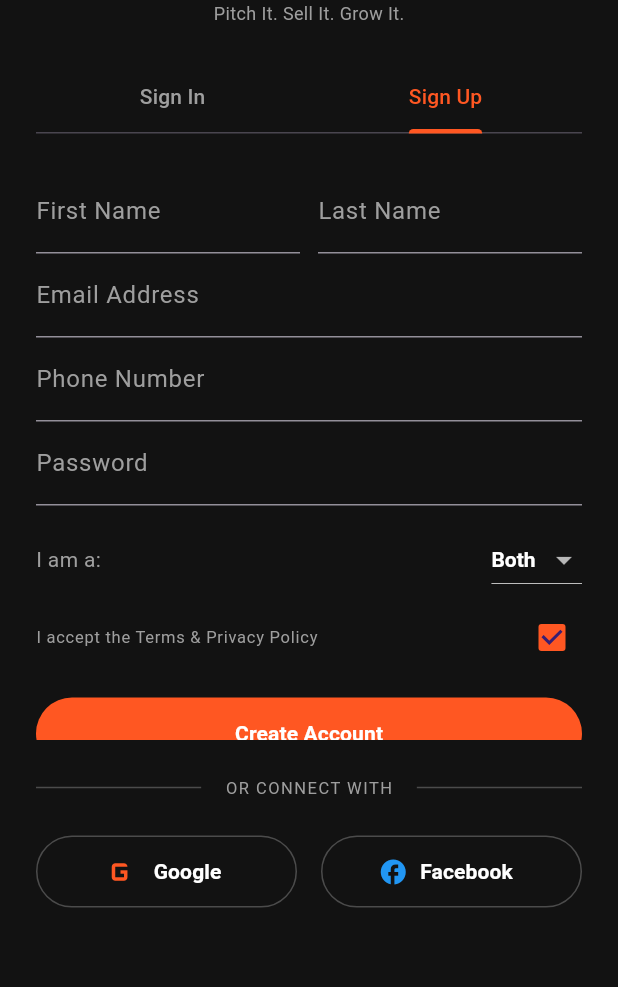
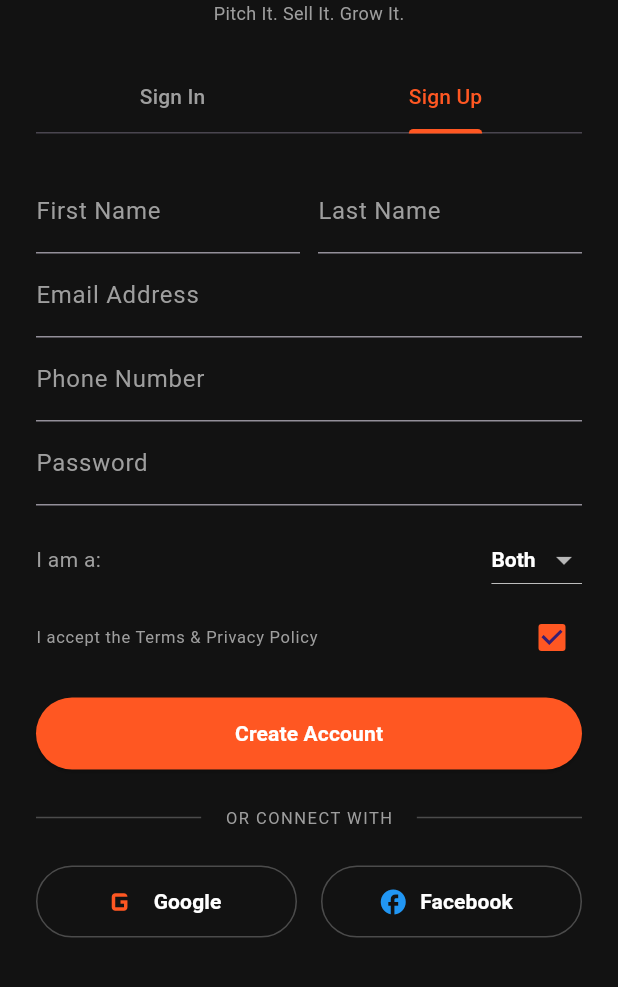
Before and after one commit to muhammadhaseeb6565-cmd/Pitch-and-Sell, a Flutter app: the WelcomeScreen screen opened directly, tab 2 chosen, on a phone screen of 412 x 824 dp, the part 249-1236 px from its top. Run offline on Flutter 3.47's test engine with Material 3 defaults, Android fonts, the phone set to English and light mode, and no system bars; our stand-ins replace image_picker, shared_preferences, socket_io_client, video_player; accounts and stored records are empty; network calls fail.

Commit message:
fix: resolve Map compilation error and improve login responsiveness

```diff
--- a/mobile_app/lib/screens/feed_screen.dart
+++ b/mobile_app/lib/screens/feed_screen.dart
@@ -269,7 +269,7 @@ class _FeedScreenState extends State<FeedScreen> {
                               ),
                               const SizedBox(width: 6),
                               Text(
-                                authProvider.user?.name ?? 'Add Story',
+                                authProvider.user?['name'] ?? 'Add Story',
                                 style: const TextStyle(color: Colors.white, fontSize: 11, fontWeight: FontWeight.bold),
                               ),
                             ],
--- a/mobile_app/lib/screens/welcome_screen.dart
+++ b/mobile_app/lib/screens/welcome_screen.dart
@@ -29,6 +29,9 @@ class _WelcomeScreenState extends State<WelcomeScreen> with SingleTickerProvider
   void initState() {
     super.initState();
     _tabController = TabController(length: 2, vsync: this);
+    _tabController.addListener(() {
+      if (mounted) setState(() {});
+    });
   }
 
   @override
@@ -45,13 +48,15 @@ class _WelcomeScreenState extends State<WelcomeScreen> with SingleTickerProvider
   }
 
   void _handleMockLogin(AuthProvider auth) async {
-    final email = _signInEmailController.text.trim().isNotEmpty
-        ? _signInEmailController.text.trim()
-        : 'haseeb@emulgic.com';
-    final name = email.split('@')[0];
+    final emailText = _signInEmailController.text.trim();
+    if (emailText.isEmpty) {
+      ScaffoldMessenger.of(context).showSnackBar(const SnackBar(content: Text('Please enter an email address', style: TextStyle(color: Colors.white)), backgroundColor: Colors.red));
+      return;
+    }
+    final name = emailText.split('@')[0];
 
     final success = await auth.loginMockGoogle(
-      email,
+      emailText,
       name,
       'https://images.unsplash.com/photo-1535713875002-d1d0cf377fde?w=100',
     );
@@ -64,14 +69,16 @@ class _WelcomeScreenState extends State<WelcomeScreen> with SingleTickerProvider
   }
 
   void _handleMockSignUp(AuthProvider auth) async {
-    final email = _signUpEmailController.text.trim().isNotEmpty
-        ? _signUpEmailController.text.trim()
-        : 'newuser@emulgic.com';
+    final emailText = _signUpEmailController.text.trim();
+    if (emailText.isEmpty) {
+      ScaffoldMessenger.of(context).showSnackBar(const SnackBar(content: Text('Please enter an email address', style: TextStyle(color: Colors.white)), backgroundColor: Colors.red));
+      return;
+    }
     final name = '${_signUpFirstNameController.text.trim()} ${_signUpLastNameController.text.trim()}'.trim();
-    final displayName = name.isNotEmpty ? name : 'Haseeb Seller';
+    final displayName = name.isNotEmpty ? name : emailText.split('@')[0];
 
     final success = await auth.loginMockGoogle(
-      email,
+      emailText,
       displayName,
       'https://images.unsplash.com/photo-1570295999919-56ceb5ecca61?w=100',
     );
@@ -126,13 +133,12 @@ class _WelcomeScreenState extends State<WelcomeScreen> with SingleTickerProvider
               const SizedBox(height: 24),
 
               // Tabs Body Area
-              SizedBox(
-                height: 380,
-                child: TabBarView(
-                  controller: _tabController,
-                  children: [
-                    // Sign In Form View
+              AnimatedSwitcher(
+                duration: const Duration(milliseconds: 300),
+                child: _tabController.index == 0
+                    ? // Sign In Form View
                       Column(
+                        key: const ValueKey('signin'),
                         children: [
                           TextField(
                             controller: _signInEmailController,
@@ -180,11 +186,10 @@ class _WelcomeScreenState extends State<WelcomeScreen> with SingleTickerProvider
                             ),
                           ),
                         ],
-                    ),
-
-                    // Sign Up Form View
-                    SingleChildScrollView(
-                      child: Column(
+                      )
+                    : // Sign Up Form View
+                      Column(
+                        key: const ValueKey('signup'),
                         children: [
                           Row(
                             children: [
@@ -259,9 +264,6 @@ class _WelcomeScreenState extends State<WelcomeScreen> with SingleTickerProvider
                         ],
                       ),
               ),
-                  ],
-                ),
-              ),
 
               const SizedBox(height: 24),
               const Row(
```
Lines whose indentation alone changed are shown as unchanged.
